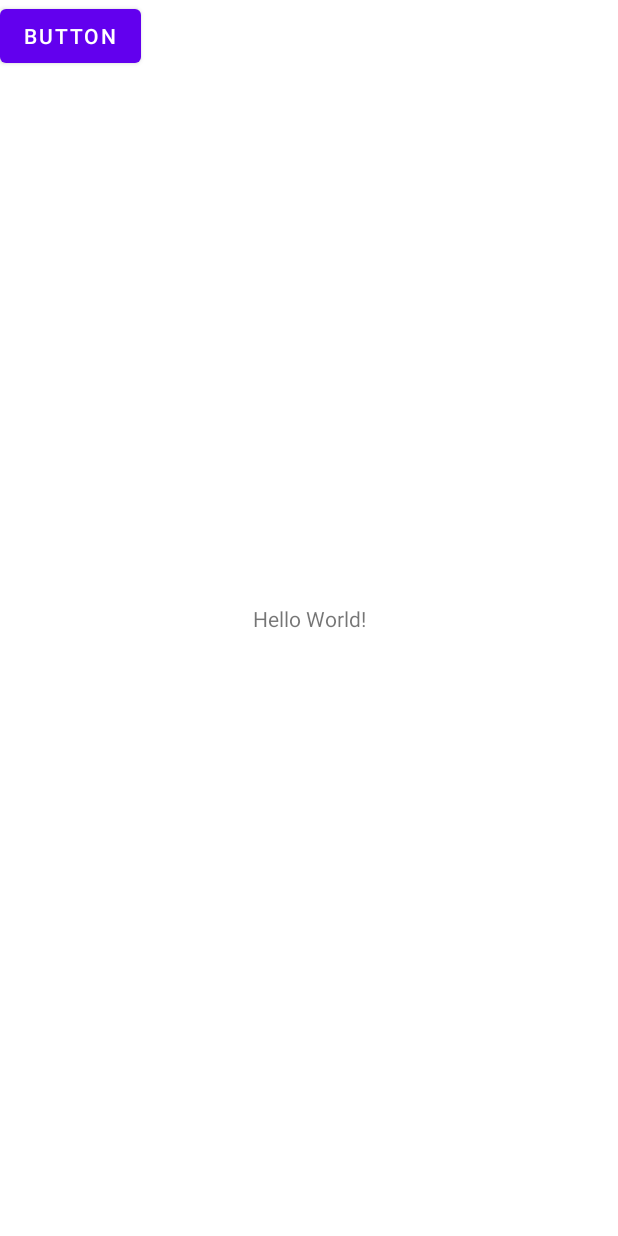
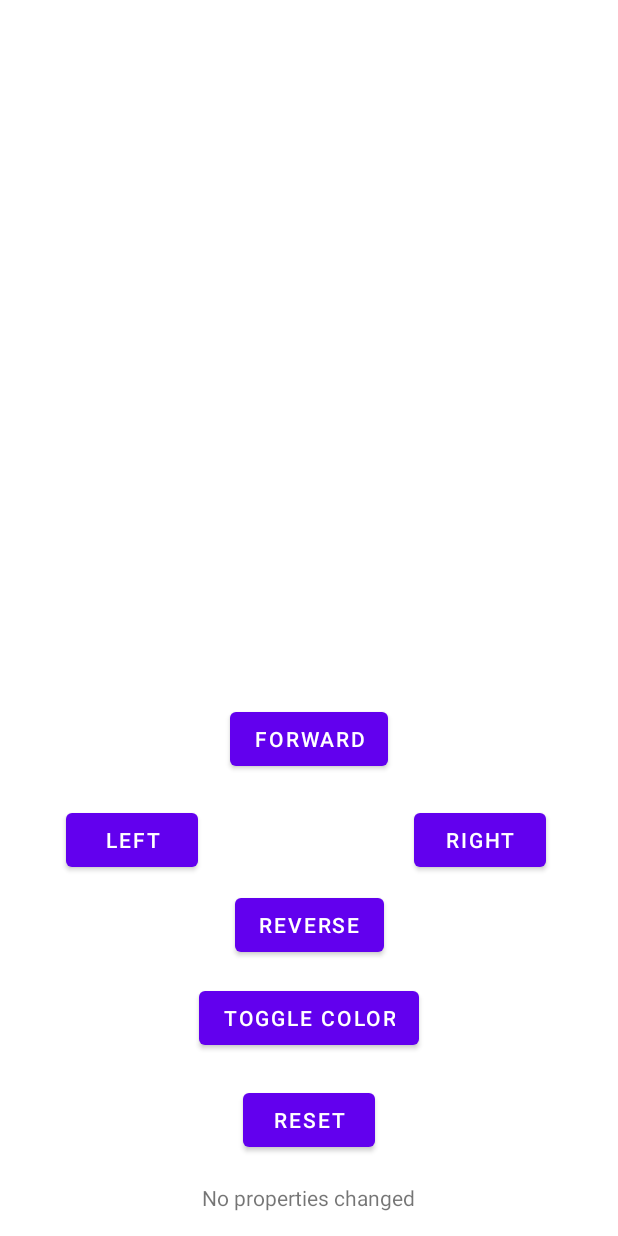
Before and after one commit to realm/realm-cpp, an Android app: the layout activity_main.xml on its own in the app's theme, with its tools: preview values and no code run, on a phone screen of 412 x 824 dp. Run offline under Robolectric (Android 15) with nearby library versions, the phone set to English and light mode, and no system bars.

Commit message:
Improve Android example

```diff
--- a/examples/Android/RealmExample/app/src/main/cpp/CMakeLists.txt
+++ b/examples/Android/RealmExample/app/src/main/cpp/CMakeLists.txt
@@ -4,6 +4,7 @@
 # Sets the minimum version of CMake required to build the native library.
 
 cmake_minimum_required(VERSION 3.18.1)
+set(CMAKE_CXX_STANDARD 17)
 
 # Declares and names the project.
 
@@ -14,7 +15,6 @@ project("realmexample")
 # You can define multiple libraries, and CMake builds them for you.
 # Gradle automatically packages shared libraries with your APK.
 
-set("REALM_ANDROID")
 add_subdirectory("../../../../../../../" "realmcpp")
 
 add_library( # Sets the name of the library.
--- a/examples/Android/RealmExample/app/src/main/res/layout/activity_main.xml
+++ b/examples/Android/RealmExample/app/src/main/res/layout/activity_main.xml
@@ -10,18 +10,75 @@
         android:id="@+id/sample_text"
         android:layout_width="wrap_content"
         android:layout_height="wrap_content"
-        android:text="Hello World!"
+        android:layout_marginBottom="16dp"
+        android:text="No properties changed"
         app:layout_constraintBottom_toBottomOf="parent"
         app:layout_constraintEnd_toEndOf="parent"
-        app:layout_constraintStart_toStartOf="parent"
-        app:layout_constraintTop_toTopOf="parent" />
+        app:layout_constraintHorizontal_bias="0.5"
+        app:layout_constraintStart_toStartOf="parent" />
 
     <Button
-        android:id="@+id/button"
+        android:id="@+id/forward_button"
         android:layout_width="wrap_content"
         android:layout_height="wrap_content"
-        android:text="Button"
-        tools:layout_editor_absoluteX="158dp"
-        tools:layout_editor_absoluteY="289dp" />
+        android:layout_marginBottom="307dp"
+        android:text="Forward"
+        app:layout_constraintBottom_toBottomOf="parent"
+        app:layout_constraintEnd_toEndOf="parent"
+        app:layout_constraintHorizontal_bias="0.5"
+        app:layout_constraintStart_toStartOf="parent" />
+
+    <Button
+        android:id="@+id/reverse_button"
+        android:layout_width="wrap_content"
+        android:layout_height="wrap_content"
+        android:layout_marginBottom="183dp"
+        android:text="Reverse"
+        app:layout_constraintBottom_toBottomOf="parent"
+        app:layout_constraintEnd_toEndOf="parent"
+        app:layout_constraintHorizontal_bias="0.5"
+        app:layout_constraintStart_toStartOf="parent" />
+
+    <Button
+        android:id="@+id/left_button"
+        android:layout_width="wrap_content"
+        android:layout_height="wrap_content"
+        android:layout_marginStart="44dp"
+        android:layout_marginBottom="240dp"
+        android:text="Left"
+        app:layout_constraintBottom_toBottomOf="parent"
+        app:layout_constraintStart_toStartOf="parent" />
+
+    <Button
+        android:id="@+id/right_button"
+        android:layout_width="wrap_content"
+        android:layout_height="wrap_content"
+        android:layout_marginEnd="48dp"
+        android:layout_marginBottom="240dp"
+        android:text="Right"
+        app:layout_constraintBottom_toBottomOf="parent"
+        app:layout_constraintEnd_toEndOf="parent" />
+
+    <Button
+        android:id="@+id/reset_button"
+        android:layout_width="wrap_content"
+        android:layout_height="wrap_content"
+        android:layout_marginBottom="53dp"
+        android:text="Reset"
+        app:layout_constraintBottom_toBottomOf="parent"
+        app:layout_constraintEnd_toEndOf="parent"
+        app:layout_constraintHorizontal_bias="0.5"
+        app:layout_constraintStart_toStartOf="parent" />
+
+    <Button
+        android:id="@+id/color_button"
+        android:layout_width="wrap_content"
+        android:layout_height="wrap_content"
+        android:layout_marginBottom="121dp"
+        android:text="Toggle Color"
+        app:layout_constraintBottom_toBottomOf="parent"
+        app:layout_constraintEnd_toEndOf="parent"
+        app:layout_constraintHorizontal_bias="0.5"
+        app:layout_constraintStart_toStartOf="parent" />
 
 </androidx.constraintlayout.widget.ConstraintLayout>
```
Also changed, not shown: examples/Android/RealmExample/app/src/main/java/com/mongodb/realmexample/MainActivity.kt (+37 -13 lines), 14 other files.
